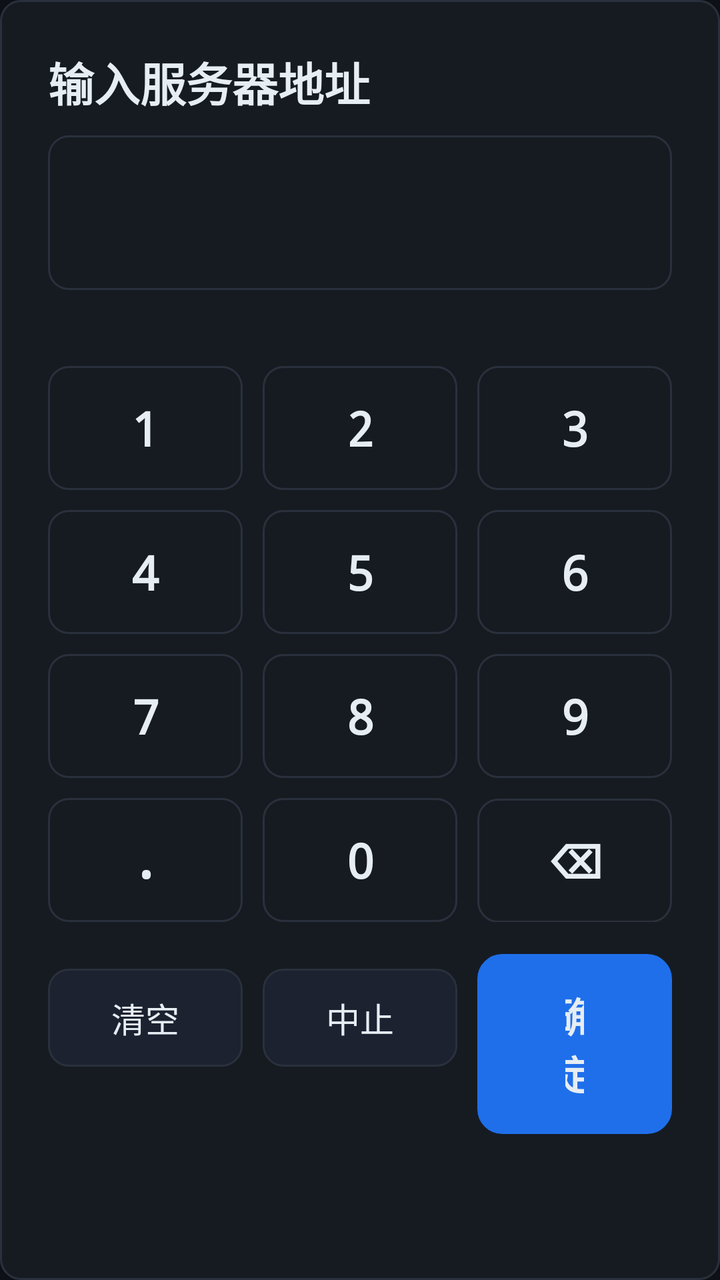
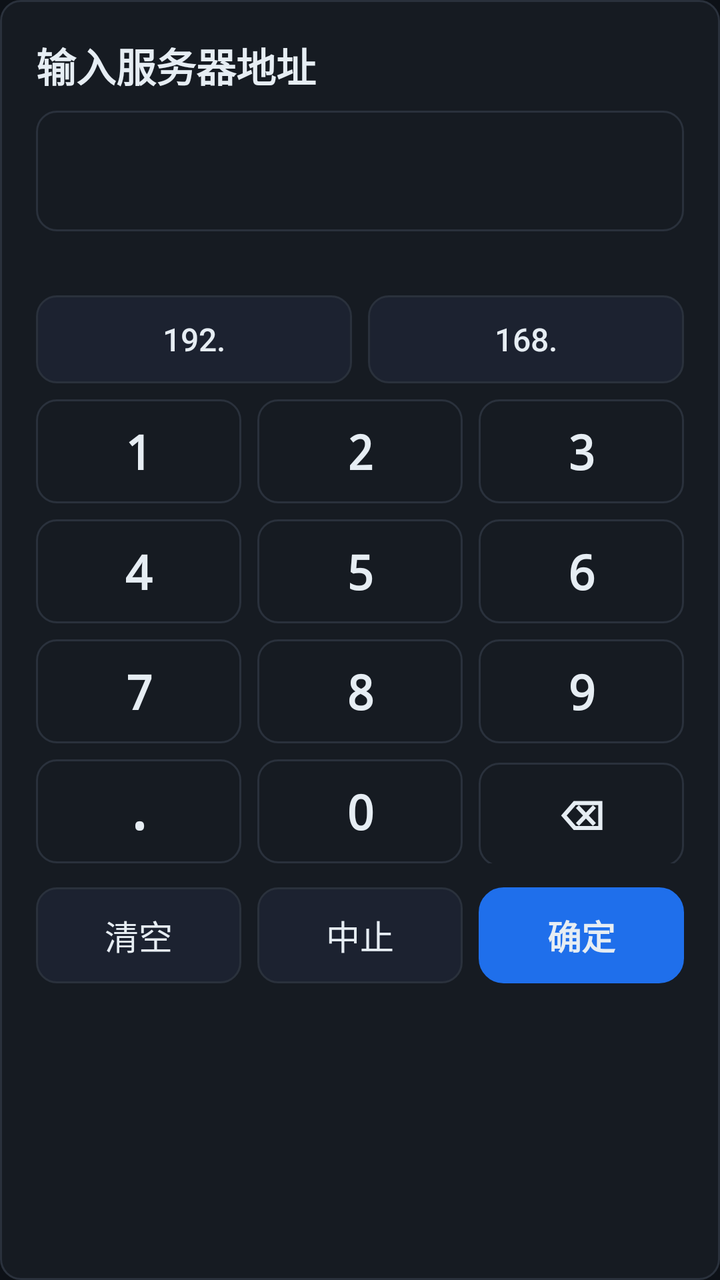

The first picture is an Android layout as it rendered before a commit; the second is the same layout after the commit. The layout source and the unified diff follow.
<!-- AndroidManifest.xml: application theme AppTheme -->
<!-- res/layout/dialog_keypad.xml -->
<?xml version="1.0" encoding="utf-8"?>
<LinearLayout xmlns:android="http://schemas.android.com/apk/res/android"
    android:layout_width="560dp"
    android:layout_height="wrap_content"
    android:background="@drawable/bg_card"
    android:orientation="vertical"
    android:padding="24dp">

    <TextView
        android:id="@+id/tvKeypadTitle"
        style="@style/Text.Title"
        android:layout_width="wrap_content"
        android:layout_height="wrap_content"
        android:text="@string/keypad_title" />

    <TextView
        android:id="@+id/tvKeypadValue"
        style="@style/Text.Value"
        android:layout_width="match_parent"
        android:layout_height="wrap_content"
        android:layout_marginTop="10dp"
        android:background="@drawable/bg_card"
        android:padding="12dp"
        android:textSize="40sp"
        android:text="" />

    <TextView
        android:id="@+id/tvKeypadError"
        style="@style/Text.Hint"
        android:layout_width="match_parent"
        android:layout_height="wrap_content"
        android:layout_marginTop="6dp"
        android:minHeight="22dp" />

    
    <LinearLayout
        android:layout_width="match_parent"
        android:layout_height="wrap_content"
        android:layout_marginTop="10dp"
        android:orientation="horizontal">

        <Button
            android:id="@+id/key1"
            style="@style/Btn.Key"
            android:layout_width="0dp"
            android:layout_height="62dp"
            android:layout_weight="1"
            android:text="1" />

        <Button
            android:id="@+id/key2"
            style="@style/Btn.Key"
            android:layout_width="0dp"
            android:layout_height="62dp"
            android:layout_marginStart="10dp"
            android:layout_weight="1"
            android:text="2" />

        <Button
            android:id="@+id/key3"
            style="@style/Btn.Key"
            android:layout_width="0dp"
            android:layout_height="62dp"
            android:layout_marginStart="10dp"
            android:layout_weight="1"
            android:text="3" />
    </LinearLayout>

    <LinearLayout
        android:layout_width="match_parent"
        android:layout_height="wrap_content"
        android:layout_marginTop="10dp"
        android:orientation="horizontal">

        <Button
            android:id="@+id/key4"
            style="@style/Btn.Key"
            android:layout_width="0dp"
            android:layout_height="62dp"
            android:layout_weight="1"
            android:text="4" />

        <Button
            android:id="@+id/key5"
            style="@style/Btn.Key"
            android:layout_width="0dp"
            android:layout_height="62dp"
            android:layout_marginStart="10dp"
            android:layout_weight="1"
            android:text="5" />

        <Button
            android:id="@+id/key6"
            style="@style/Btn.Key"
            android:layout_width="0dp"
            android:layout_height="62dp"
            android:layout_marginStart="10dp"
            android:layout_weight="1"
            android:text="6" />
    </LinearLayout>

    <LinearLayout
        android:layout_width="match_parent"
        android:layout_height="wrap_content"
        android:layout_marginTop="10dp"
        android:orientation="horizontal">

        <Button
            android:id="@+id/key7"
            style="@style/Btn.Key"
            android:layout_width="0dp"
            android:layout_height="62dp"
            android:layout_weight="1"
            android:text="7" />

        <Button
            android:id="@+id/key8"
            style="@style/Btn.Key"
            android:layout_width="0dp"
            android:layout_height="62dp"
            android:layout_marginStart="10dp"
            android:layout_weight="1"
            android:text="8" />

        <Button
            android:id="@+id/key9"
            style="@style/Btn.Key"
            android:layout_width="0dp"
            android:layout_height="62dp"
            android:layout_marginStart="10dp"
            android:layout_weight="1"
            android:text="9" />
    </LinearLayout>

    <LinearLayout
        android:layout_width="match_parent"
        android:layout_height="wrap_content"
        android:layout_marginTop="10dp"
        android:orientation="horizontal">

        <Button
            android:id="@+id/keyDot"
            style="@style/Btn.Key"
            android:layout_width="0dp"
            android:layout_height="62dp"
            android:layout_weight="1"
            android:text="." />

        <Button
            android:id="@+id/key0"
            style="@style/Btn.Key"
            android:layout_width="0dp"
            android:layout_height="62dp"
            android:layout_marginStart="10dp"
            android:layout_weight="1"
            android:text="0" />

        <Button
            android:id="@+id/keyDel"
            style="@style/Btn.Key"
            android:layout_width="0dp"
            android:layout_height="62dp"
            android:layout_marginStart="10dp"
            android:layout_weight="1"
            android:text="⌫" />
    </LinearLayout>

    
    <LinearLayout
        android:layout_width="match_parent"
        android:layout_height="wrap_content"
        android:layout_marginTop="16dp"
        android:orientation="horizontal">

        <Button
            android:id="@+id/keyClear"
            style="@style/Btn.Base"
            android:layout_width="0dp"
            android:layout_height="wrap_content"
            android:layout_weight="1"
            android:text="@string/btn_clear" />

        <Button
            android:id="@+id/keyCancel"
            style="@style/Btn.Base"
            android:layout_width="0dp"
            android:layout_height="wrap_content"
            android:layout_marginStart="10dp"
            android:layout_weight="1"
            android:text="@string/btn_cancel" />

        <Button
            android:id="@+id/keyOk"
            style="@style/Btn.Primary"
            android:layout_width="0dp"
            android:layout_height="wrap_content"
            android:layout_marginStart="10dp"
            android:layout_weight="1"
            android:text="@string/btn_ok" />
    </LinearLayout>
</LinearLayout>
<!-- resources referenced by this layout -->
<resources>
  <!-- drawable bg_card (drawable) -->
  <?xml version="1.0" encoding="utf-8"?>
  <shape xmlns:android="http://schemas.android.com/apk/res/android">
      <solid android:color="@color/panel" />
      <stroke
          android:width="1dp"
          android:color="@color/panel_border" />
      <corners android:radius="10dp" />
  </shape>
  <string name="btn_cancel">中止</string>
  <string name="btn_clear">清空</string>
  <string name="btn_ok">确定</string>
  <string name="keypad_title">输入服务器地址</string>
  <style name="Btn.Base" parent="@android:style/Widget.Material.Button">
          <item name="android:background">@drawable/bg_focusable</item>
          <item name="android:textColor">@color/text_primary</item>
          <item name="android:textSize">17sp</item>
          <item name="android:textAllCaps">false</item>
          <item name="android:letterSpacing">0</item>
          <item name="android:minWidth">0dp</item>
          <item name="android:minHeight">0dp</item>
          <item name="android:focusable">true</item>
          <item name="android:stateListAnimator">@null</item>
          <item name="android:paddingLeft">22dp</item>
          <item name="android:paddingRight">22dp</item>
          <item name="android:paddingTop">12dp</item>
          <item name="android:paddingBottom">12dp</item>
      </style>
  <style name="Btn.Key" parent="Btn.Base">
          <item name="android:background">@drawable/bg_key</item>
          <item name="android:textSize">24sp</item>
          <item name="android:textStyle">bold</item>
          <item name="android:fontFamily">monospace</item>
          <item name="android:paddingLeft">0dp</item>
          <item name="android:paddingRight">0dp</item>
          <item name="android:paddingTop">0dp</item>
          <item name="android:paddingBottom">0dp</item>
      </style>
  <style name="Btn.Primary" parent="Btn.Base">
          <item name="android:background">@drawable/bg_button_primary</item>
          <item name="android:textSize">20sp</item>
          <item name="android:textStyle">bold</item>
          <item name="android:paddingLeft">44dp</item>
          <item name="android:paddingRight">44dp</item>
          <item name="android:paddingTop">16dp</item>
          <item name="android:paddingBottom">16dp</item>
      </style>
  <style name="Text.Hint" parent="">
          <item name="android:textColor">@color/text_muted</item>
          <item name="android:textSize">12sp</item>
      </style>
  <style name="Text.Title" parent="">
          <item name="android:textColor">@color/text_primary</item>
          <item name="android:textSize">23sp</item>
          <item name="android:textStyle">bold</item>
      </style>
  <style name="Text.Value" parent="">
          <item name="android:textColor">@color/text_primary</item>
          <item name="android:textSize">26sp</item>
          <item name="android:textStyle">bold</item>
          <item name="android:fontFamily">monospace</item>
      </style>
  <style name="AppTheme" parent="@android:style/Theme.Material.NoActionBar">
          <item name="android:windowBackground">@color/bg</item>
          <item name="android:colorBackground">@color/bg</item>
          <item name="android:textColorPrimary">@color/text_primary</item>
          <item name="android:textColorSecondary">@color/text_secondary</item>
          <item name="android:colorAccent">@color/accent</item>
      </style>
  <color name="panel">#161B22</color>
  <color name="panel_border">#2A313C</color>
  <color name="text_primary">#E6EDF3</color>
  <color name="text_muted">#6E7681</color>
  <color name="bg">#0D1117</color>
  <color name="text_secondary">#9AA4B2</color>
  <color name="accent">#2F81F7</color>
  <color name="focus_bg">#1F6FEB</color>
  <color name="focus_border">#7CB7FF</color>
  <color name="panel_alt">#1C2230</color>
  <color name="primary_btn_focus">#388BFD</color>
  <color name="primary_btn">#1F6FEB</color>
  <!-- unchanged entries left out for length: 3 -->
</resources>

<!-- the commit's change to res/layout/dialog_keypad.xml (unified diff, before → after) -->
@@ -1,16 +1,17 @@
 <?xml version="1.0" encoding="utf-8"?>
 <LinearLayout xmlns:android="http://schemas.android.com/apk/res/android"
-    android:layout_width="560dp"
+    android:layout_width="440dp"
     android:layout_height="wrap_content"
     android:background="@drawable/bg_card"
     android:orientation="vertical"
-    android:padding="24dp">
+    android:padding="18dp">
 
     <TextView
         android:id="@+id/tvKeypadTitle"
         style="@style/Text.Title"
         android:layout_width="wrap_content"
         android:layout_height="wrap_content"
+        android:textSize="20sp"
         android:text="@string/keypad_title" />
 
     <TextView
@@ -18,10 +19,10 @@
         style="@style/Text.Value"
         android:layout_width="match_parent"
         android:layout_height="wrap_content"
-        android:layout_marginTop="10dp"
+        android:layout_marginTop="8dp"
         android:background="@drawable/bg_card"
-        android:padding="12dp"
-        android:textSize="40sp"
+        android:padding="10dp"
+        android:textSize="30sp"
         android:text="" />
 
     <TextView
@@ -29,21 +30,57 @@
         style="@style/Text.Hint"
         android:layout_width="match_parent"
         android:layout_height="wrap_content"
-        android:layout_marginTop="6dp"
-        android:minHeight="22dp" />
+        android:layout_marginTop="4dp"
+        android:minHeight="20dp" />
 
     
     <LinearLayout
-        android:layout_width="match_parent"
-        android:layout_height="wrap_content"
-        android:layout_marginTop="10dp"
+        android:id="@+id/rowQuick"
+        android:layout_width="match_parent"
+        android:layout_height="wrap_content"
+        android:layout_marginTop="8dp"
+        android:orientation="horizontal">
+
+        <Button
+            android:id="@+id/keyQuick192"
+            style="@style/Btn.Base"
+            android:layout_width="0dp"
+            android:layout_height="44dp"
+            android:layout_weight="1"
+            android:paddingLeft="0dp"
+            android:paddingRight="0dp"
+            android:paddingTop="0dp"
+            android:paddingBottom="0dp"
+            android:textSize="16sp"
+            android:text="192." />
+
+        <Button
+            android:id="@+id/keyQuick168"
+            style="@style/Btn.Base"
+            android:layout_width="0dp"
+            android:layout_height="44dp"
+            android:layout_marginStart="8dp"
+            android:layout_weight="1"
+            android:paddingLeft="0dp"
+            android:paddingRight="0dp"
+            android:paddingTop="0dp"
+            android:paddingBottom="0dp"
+            android:textSize="16sp"
+            android:text="168." />
+    </LinearLayout>
+
+    
+    <LinearLayout
+        android:layout_width="match_parent"
+        android:layout_height="wrap_content"
+        android:layout_marginTop="8dp"
         android:orientation="horizontal">
 
         <Button
             android:id="@+id/key1"
             style="@style/Btn.Key"
             android:layout_width="0dp"
-            android:layout_height="62dp"
+            android:layout_height="52dp"
             android:layout_weight="1"
             android:text="1" />
 
@@ -51,8 +88,8 @@
             android:id="@+id/key2"
             style="@style/Btn.Key"
             android:layout_width="0dp"
-            android:layout_height="62dp"
-            android:layout_marginStart="10dp"
+            android:layout_height="52dp"
+            android:layout_marginStart="8dp"
             android:layout_weight="1"
             android:text="2" />
 
@@ -60,8 +97,8 @@
             android:id="@+id/key3"
             style="@style/Btn.Key"
             android:layout_width="0dp"
-            android:layout_height="62dp"
-            android:layout_marginStart="10dp"
+            android:layout_height="52dp"
+            android:layout_marginStart="8dp"
             android:layout_weight="1"
             android:text="3" />
     </LinearLayout>
@@ -69,14 +106,14 @@
     <LinearLayout
         android:layout_width="match_parent"
         android:layout_height="wrap_content"
-        android:layout_marginTop="10dp"
+        android:layout_marginTop="8dp"
         android:orientation="horizontal">
 
         <Button
             android:id="@+id/key4"
             style="@style/Btn.Key"
             android:layout_width="0dp"
-            android:layout_height="62dp"
+            android:layout_height="52dp"
             android:layout_weight="1"
             android:text="4" />
 
@@ -84,8 +121,8 @@
             android:id="@+id/key5"
             style="@style/Btn.Key"
             android:layout_width="0dp"
-            android:layout_height="62dp"
-            android:layout_marginStart="10dp"
+            android:layout_height="52dp"
+            android:layout_marginStart="8dp"
             android:layout_weight="1"
             android:text="5" />
 
@@ -93,8 +130,8 @@
             android:id="@+id/key6"
             style="@style/Btn.Key"
             android:layout_width="0dp"
-            android:layout_height="62dp"
-            android:layout_marginStart="10dp"
+            android:layout_height="52dp"
+            android:layout_marginStart="8dp"
             android:layout_weight="1"
             android:text="6" />
     </LinearLayout>
@@ -102,14 +139,14 @@
     <LinearLayout
         android:layout_width="match_parent"
         android:layout_height="wrap_content"
-        android:layout_marginTop="10dp"
+        android:layout_marginTop="8dp"
         android:orientation="horizontal">
 
         <Button
             android:id="@+id/key7"
             style="@style/Btn.Key"
             android:layout_width="0dp"
-            android:layout_height="62dp"
+            android:layout_height="52dp"
             android:layout_weight="1"
             android:text="7" />
 
@@ -117,8 +154,8 @@
             android:id="@+id/key8"
             style="@style/Btn.Key"
             android:layout_width="0dp"
-            android:layout_height="62dp"
-            android:layout_marginStart="10dp"
+            android:layout_height="52dp"
+            android:layout_marginStart="8dp"
             android:layout_weight="1"
             android:text="8" />
 
@@ -126,8 +163,8 @@
             android:id="@+id/key9"
             style="@style/Btn.Key"
             android:layout_width="0dp"
-            android:layout_height="62dp"
-            android:layout_marginStart="10dp"
+            android:layout_height="52dp"
+            android:layout_marginStart="8dp"
             android:layout_weight="1"
             android:text="9" />
     </LinearLayout>
@@ -135,14 +172,14 @@
     <LinearLayout
         android:layout_width="match_parent"
         android:layout_height="wrap_content"
-        android:layout_marginTop="10dp"
+        android:layout_marginTop="8dp"
         android:orientation="horizontal">
 
         <Button
             android:id="@+id/keyDot"
             style="@style/Btn.Key"
             android:layout_width="0dp"
-            android:layout_height="62dp"
+            android:layout_height="52dp"
             android:layout_weight="1"
             android:text="." />
 
@@ -150,8 +187,8 @@
             android:id="@+id/key0"
             style="@style/Btn.Key"
             android:layout_width="0dp"
-            android:layout_height="62dp"
-            android:layout_marginStart="10dp"
+            android:layout_height="52dp"
+            android:layout_marginStart="8dp"
             android:layout_weight="1"
             android:text="0" />
 
@@ -159,9 +196,10 @@
             android:id="@+id/keyDel"
             style="@style/Btn.Key"
             android:layout_width="0dp"
-            android:layout_height="62dp"
-            android:layout_marginStart="10dp"
-            android:layout_weight="1"
+            android:layout_height="52dp"
+            android:layout_marginStart="8dp"
+            android:layout_weight="1"
+            android:textSize="20sp"
             android:text="⌫" />
     </LinearLayout>
 
@@ -169,33 +207,46 @@
     <LinearLayout
         android:layout_width="match_parent"
         android:layout_height="wrap_content"
-        android:layout_marginTop="16dp"
+        android:layout_marginTop="12dp"
         android:orientation="horizontal">
 
         <Button
             android:id="@+id/keyClear"
             style="@style/Btn.Base"
             android:layout_width="0dp"
-            android:layout_height="wrap_content"
-            android:layout_weight="1"
+            android:layout_height="48dp"
+            android:layout_weight="1"
+            android:paddingLeft="0dp"
+            android:paddingRight="0dp"
+            android:paddingTop="0dp"
+            android:paddingBottom="0dp"
             android:text="@string/btn_clear" />
 
         <Button
             android:id="@+id/keyCancel"
             style="@style/Btn.Base"
             android:layout_width="0dp"
-            android:layout_height="wrap_content"
-            android:layout_marginStart="10dp"
-            android:layout_weight="1"
+            android:layout_height="48dp"
+            android:layout_marginStart="8dp"
+            android:layout_weight="1"
+            android:paddingLeft="0dp"
+            android:paddingRight="0dp"
+            android:paddingTop="0dp"
+            android:paddingBottom="0dp"
             android:text="@string/btn_cancel" />
 
         <Button
             android:id="@+id/keyOk"
             style="@style/Btn.Primary"
             android:layout_width="0dp"
-            android:layout_height="wrap_content"
-            android:layout_marginStart="10dp"
-            android:layout_weight="1"
+            android:layout_height="48dp"
+            android:layout_marginStart="8dp"
+            android:layout_weight="1"
+            android:textSize="17sp"
+            android:paddingLeft="0dp"
+            android:paddingRight="0dp"
+            android:paddingTop="0dp"
+            android:paddingBottom="0dp"
             android:text="@string/btn_ok" />
     </LinearLayout>
 </LinearLayout>
